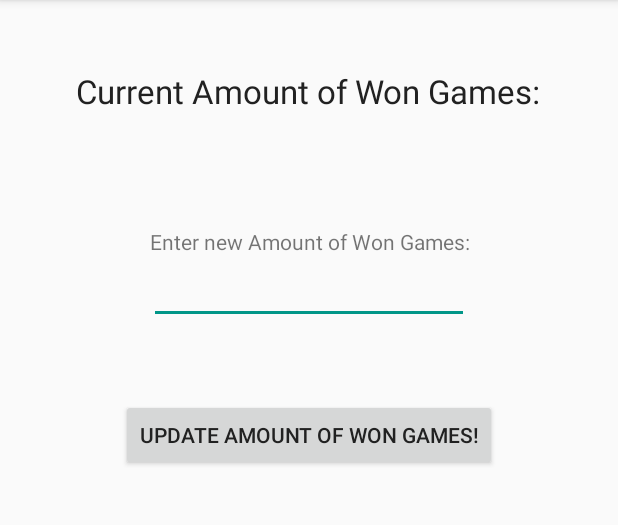
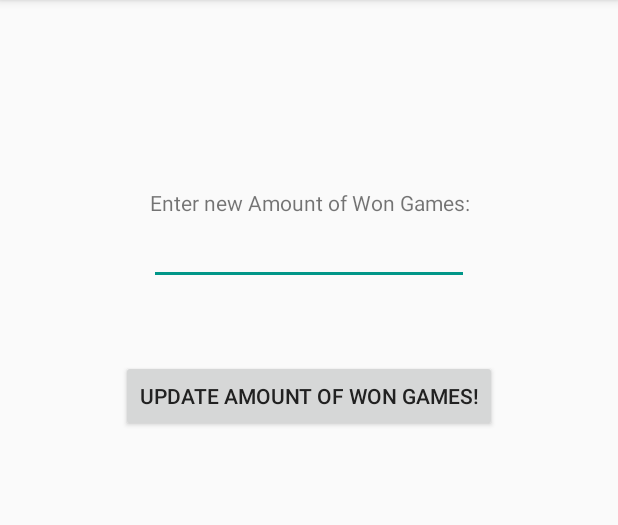
Before and after one commit to HGE-PKMN/android_packages_apps_WhereIsDonCheats, an Android app: the screen it shows after launch (MainActivity), on a phone screen of 412 x 824 dp, the part 84-609 px from its top. Run offline under Robolectric (Android 15) with nearby library versions, the phone set to English and light mode, and no system bars.

Commit message:
Update Layout to not show current level
The communication with the Intents to get the current level is now working currently

```diff
--- a/app/src/main/java/de/myself5/whereisdoncheats/MainActivity.java
+++ b/app/src/main/java/de/myself5/whereisdoncheats/MainActivity.java
@@ -30,7 +30,7 @@ public class MainActivity extends ActionBarActivity {
                             update_won_games();
                         }
                     });
-            // updateTV();
+            //updateTV();
 
         Intent intent = getIntent();
         String action = intent.getAction();
@@ -48,7 +48,8 @@ public class MainActivity extends ActionBarActivity {
             int won_games = Integer.parseInt(WonGamesS);
             if (won_games > 0 && won_games <= 400) {
                 sendIntent(WonGamesS, "WIDCheatCodeInput");
-                // updateTV();
+                Toast.makeText(this, getString(R.string.updated), Toast.LENGTH_SHORT).show();
+                //updateTV();
             } else {
                 Toast.makeText(this, getString(R.string.invalid_won_matches), Toast.LENGTH_SHORT).show();
             }
--- a/app/src/main/res/layout/activity_main.xml
+++ b/app/src/main/res/layout/activity_main.xml
@@ -1,52 +1,56 @@
 <RelativeLayout xmlns:android="http://schemas.android.com/apk/res/android"
-    xmlns:tools="http://schemas.android.com/tools" android:layout_width="match_parent"
-    android:layout_height="match_parent" android:paddingLeft="@dimen/activity_horizontal_margin"
+    xmlns:tools="http://schemas.android.com/tools"
+    android:layout_width="match_parent"
+    android:layout_height="match_parent"
+    android:paddingBottom="@dimen/activity_vertical_margin"
+    android:paddingLeft="@dimen/activity_horizontal_margin"
     android:paddingRight="@dimen/activity_horizontal_margin"
     android:paddingTop="@dimen/activity_vertical_margin"
-    android:paddingBottom="@dimen/activity_vertical_margin" tools:context=".MainActivity">
+    tools:context=".MainActivity">
 
 
+    <!--android:text="@string/current_won_matches"-->
     <TextView
-        android:text="@string/current_won_matches"
+        android:id="@+id/current_won_matches"
         android:layout_width="wrap_content"
         android:layout_height="wrap_content"
+        android:layout_centerHorizontal="true"
+        android:layout_marginTop="30dp"
+        android:gravity="center"
+        android:text=""
         android:textAppearance="?android:attr/textAppearanceLarge"
-        android:id="@+id/current_won_matches"
-        android:layout_centerHorizontal="true"
-        android:theme="@style/ButtonTheme"
-        android:layout_marginTop="30dp"
-        android:gravity="center" />
+        android:theme="@style/ButtonTheme" />
 
     <TextView
-        android:text="@string/desc_Text"
+        android:id="@+id/desc_Text"
         android:layout_width="wrap_content"
         android:layout_height="wrap_content"
+        android:layout_below="@+id/current_won_matches"
+        android:layout_centerHorizontal="true"
+        android:layout_marginTop="50dp"
+        android:gravity="center"
+        android:text="@string/desc_Text"
         android:textAppearance="?android:attr/textAppearanceSmall"
-        android:id="@+id/desc_Text"
-        android:layout_centerHorizontal="true"
-        android:theme="@style/ButtonTheme"
-        android:layout_below="@+id/current_won_matches"
-        android:layout_marginTop="50dp"
-        android:gravity="center" />
+        android:theme="@style/ButtonTheme" />
 
     <EditText
+        android:id="@+id/new_won_matches"
         android:layout_width="wrap_content"
         android:layout_height="wrap_content"
-        android:inputType="number"
-        android:ems="10"
-        android:id="@+id/new_won_matches"
         android:layout_below="@+id/desc_Text"
         android:layout_centerHorizontal="true"
+        android:ems="10"
+        android:inputType="number"
         android:theme="@style/ButtonTheme" />
 
     <Button
+        android:id="@+id/update_won_matches"
         android:layout_width="wrap_content"
         android:layout_height="wrap_content"
-        android:text="@string/update_won_matches"
-        android:id="@+id/update_won_matches"
         android:layout_below="@+id/new_won_matches"
         android:layout_centerHorizontal="true"
         android:layout_marginTop="50dp"
+        android:text="@string/update_won_matches"
         android:theme="@style/ButtonTheme" />
 
 </RelativeLayout>
--- a/app/src/main/res/values/strings.xml
+++ b/app/src/main/res/values/strings.xml
@@ -5,4 +5,5 @@
     <string name="desc_Text">Enter new Amount of Won Games:</string>
     <string name="update_won_matches">Update Amount of Won Games!</string>
     <string name="invalid_won_matches">Please choose a Amount of Won Games in [1; 400]</string>
+    <string name="updated">Amount of Won Games has been updated!</string>
 </resources>
```
